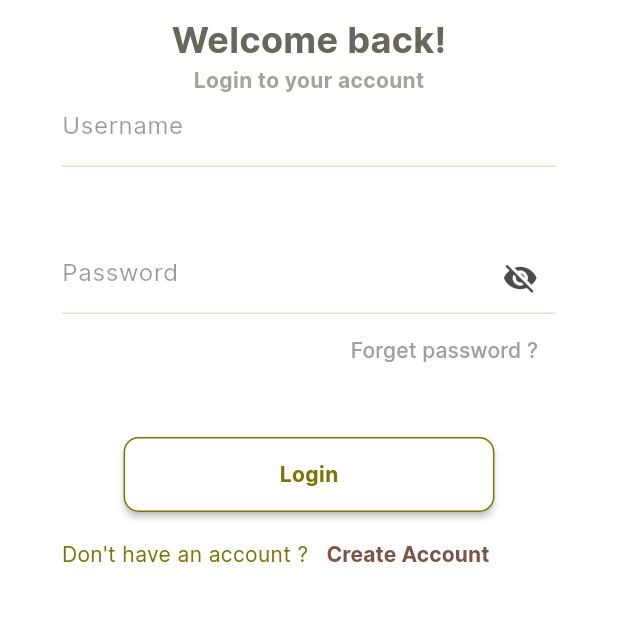
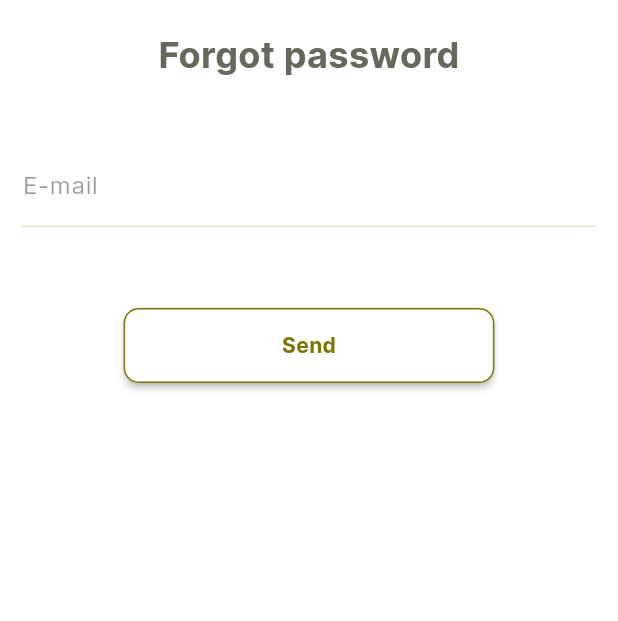
Before and after one commit to Abhishekbagdiya01/Echo, a Flutter app: the screen it shows after launch, after a tap on "Forget password ?", on a phone screen of 412 x 824 dp, the part 361-982 px from its top. Run offline on Flutter 3.47's test engine with Material 2 defaults, Android fonts, the phone set to English and light mode, and no system bars; our stand-ins replace flutter_svg.

Commit message:
add forgot password and otp

```diff
--- a/lib/main.dart
+++ b/lib/main.dart
@@ -1,3 +1,4 @@
+import 'package:echo/route/on_generated_routes.dart';
 import 'package:echo/screens/splash_screen/splash_screen.dart';
 // import 'package:echo/screens/user_onboarding/signup_screen.dart';
 import 'package:echo/utils/colors.dart';
@@ -19,7 +20,12 @@ class MyApp extends StatelessWidget {
         colorScheme: ColorScheme.fromSeed(seedColor: primaryColor),
         useMaterial3: true,
       ),
-      home: SplashScreen(),
+      onGenerateRoute: OnGeneratedRoutes.route,
+      routes: {
+        "/": (context) {
+          return SplashScreen();
+        }
+      },
     );
   }
 }
--- /dev/null
+++ b/lib/route/on_generated_routes.dart
@@ -0,0 +1,64 @@
+import 'package:echo/route/page_const.dart';
+import 'package:echo/screens/splash_screen/splash_screen.dart';
+import 'package:echo/screens/user_onboarding/forgot_password_screen.dart';
+import 'package:echo/screens/user_onboarding/login_screen.dart';
+import 'package:echo/screens/user_onboarding/signup_screen.dart';
+import 'package:flutter/material.dart';
+
+class OnGeneratedRoutes {
+  static Route<dynamic> route(RouteSettings settings) {
+    final args = settings.arguments;
+
+    switch (settings.name) {
+      case PageConst.SignUpScreen:
+        {
+          return MaterialPageRoute(
+            builder: (_) => SignUpScreen(),
+          );
+        }
+      case PageConst.LoginScreen:
+        {
+          return MaterialPageRoute(
+            builder: (_) => LoginScreen(),
+          );
+        }
+      case PageConst.ForgotPasswordScreen:
+        {
+          return MaterialPageRoute(
+            builder: (_) => ForgotPasswordScreen(),
+          );
+        }
+      default:
+        {
+          return MaterialPageRoute(
+            builder: (_) => ErrorScreen(),
+          );
+        }
+    }
+  }
+}
+
+class ErrorScreen extends StatelessWidget {
+  ErrorScreen({super.key});
+
+  @override
+  Widget build(BuildContext context) {
+    return Scaffold(
+        body: Column(
+      mainAxisAlignment: MainAxisAlignment.center,
+      children: [
+        Center(child: Text("Something went wrong")),
+        MaterialButton(
+          child: Text("Jump to Home screen"),
+          onPressed: () {
+            Navigator.pushReplacement(
+                context,
+                MaterialPageRoute(
+                  builder: (context) => SplashScreen(),
+                ));
+          },
+        )
+      ],
+    ));
+  }
+}
--- /dev/null
+++ b/lib/route/page_const.dart
@@ -0,0 +1,5 @@
+class PageConst {
+  static const SignUpScreen = "SignUpScreen";
+  static const LoginScreen = "LoginScreen";
+  static const ForgotPasswordScreen = "ForgotPasswordScreen";
+}
--- /dev/null
+++ b/lib/screens/user_onboarding/forgot_password_screen.dart
@@ -0,0 +1,62 @@
+import 'package:echo/screens/user_onboarding/otp_code_screen.dart';
+import 'package:echo/screens/user_onboarding/widgets/custom_shape.dart';
+import 'package:echo/screens/user_onboarding/widgets/form_field.dart';
+import 'package:echo/widgets/snackbar.dart';
+import 'package:echo/widgets/text_styles.dart';
+import 'package:flutter/material.dart';
+
+import '../../widgets/custom_button.dart';
+
+class ForgotPasswordScreen extends StatelessWidget {
+  ForgotPasswordScreen({super.key});
+  TextEditingController emailController = TextEditingController();
+  @override
+  Widget build(BuildContext context) {
+    return Scaffold(
+      backgroundColor: Colors.white,
+      body: Column(
+        children: [
+          CustomShape(height: 250),
+          SizedBox(
+            height: 10,
+          ),
+          Text(
+            "Forgot password",
+            style: interTextStyle(
+                color: Color.fromARGB(255, 103, 103, 91),
+                fontSize: 24,
+                fontWeight: FontWeight.bold),
+          ),
+          SizedBox(
+            height: 50,
+          ),
+          Padding(
+            padding: const EdgeInsets.symmetric(horizontal: 15),
+            child: InputFormField(
+              controller: emailController,
+              hintText: "E-mail",
+              inputType: TextInputType.emailAddress,
+            ),
+          ),
+          SizedBox(
+            height: 50,
+          ),
+          CustomButton(
+            title: "Send",
+            voidCallback: () {
+              if (emailController.text.isNotEmpty) {
+                Navigator.push(
+                    context,
+                    MaterialPageRoute(
+                      builder: (context) => OtpCodeScreen(),
+                    ));
+              } else {
+                snackbarMessenger(context, "Please fill the email field");
+              }
+            },
+          ),
+        ],
+      ),
+    );
+  }
+}
--- a/lib/screens/user_onboarding/login_screen.dart
+++ b/lib/screens/user_onboarding/login_screen.dart
@@ -1,3 +1,5 @@
+import 'package:echo/route/page_const.dart';
+import 'package:echo/screens/user_onboarding/forgot_password_screen.dart';
 import 'package:echo/screens/user_onboarding/signup_screen.dart';
 import 'package:echo/screens/user_onboarding/widgets/custom_shape.dart';
 import 'package:echo/screens/user_onboarding/widgets/form_field.dart';
@@ -49,10 +51,13 @@ class LoginScreen extends StatelessWidget {
                   Align(
                     alignment: Alignment.bottomRight,
                     child: TextButton(
-                      onPressed: () {},
+                      onPressed: () {
+                        Navigator.pushNamed(
+                            context, PageConst.ForgotPasswordScreen);
+                      },
                       child: Text(
                         "Forget password ?",
-                        style: interTextStyle(color: Colors.grey),
+                        style: interTextStyle(color: goldenThemeColor),
                       ),
                     ),
                   ),
@@ -67,7 +72,7 @@ class LoginScreen extends StatelessWidget {
                     children: [
                       Text(
                         "Don't have an account ?",
-                        style: interTextStyle(color: topLogoColor),
+                        style: interTextStyle(color: goldenThemeColor),
                       ),
                       TextButton(
                         onPressed: () {
--- a/lib/screens/user_onboarding/widgets/form_field.dart
+++ b/lib/screens/user_onboarding/widgets/form_field.dart
@@ -45,7 +45,7 @@ class _FormFieldState extends State<InputFormField> {
       onFieldSubmitted: widget.onFieldSubmitted,
       decoration: InputDecoration(
         focusedBorder: UnderlineInputBorder(
-            borderSide: BorderSide(color: Color.fromARGB(100, 186, 183, 108))),
+            borderSide: BorderSide(color: Color(0xFFBAB86C))),
         enabledBorder: UnderlineInputBorder(
             borderSide: BorderSide(color: Color.fromARGB(100, 186, 183, 108))),
         hintText: widget.hintText,
--- a/lib/utils/colors.dart
+++ b/lib/utils/colors.dart
@@ -8,4 +8,5 @@ const bottomLogoColor = Color.fromARGB(158, 220, 219, 206);
 const primaryColor = Color.fromARGB(236, 248, 249, 226);
 
 //Text colors
+const goldenThemeColor = Color.fromARGB(255, 122, 118, 5);
 const blackColor = Colors.black;
```
Also changed, not shown: lib/screens/user_onboarding/otp_code_screen.dart (added, +96 -0 lines), lib/screens/user_onboarding/set_new_password_screen.dart (added, +77 -0 lines), lib/widgets/snackbar.dart (added, +8 -0 lines), assets/font/Inter - Copy.ttf (added), pubspec.lock.
